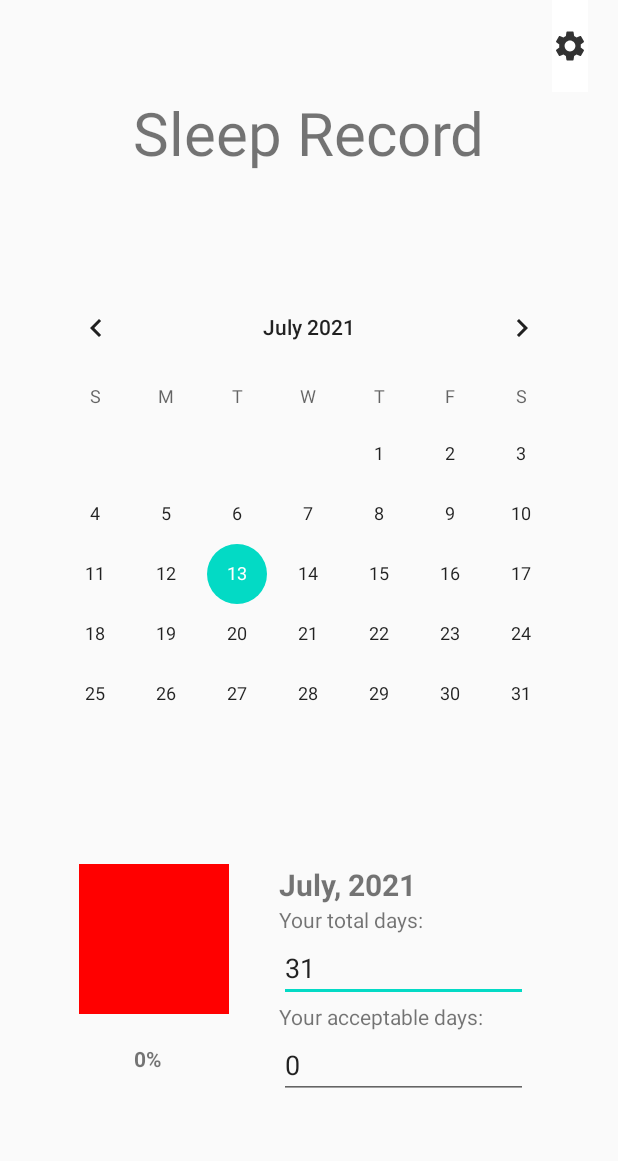
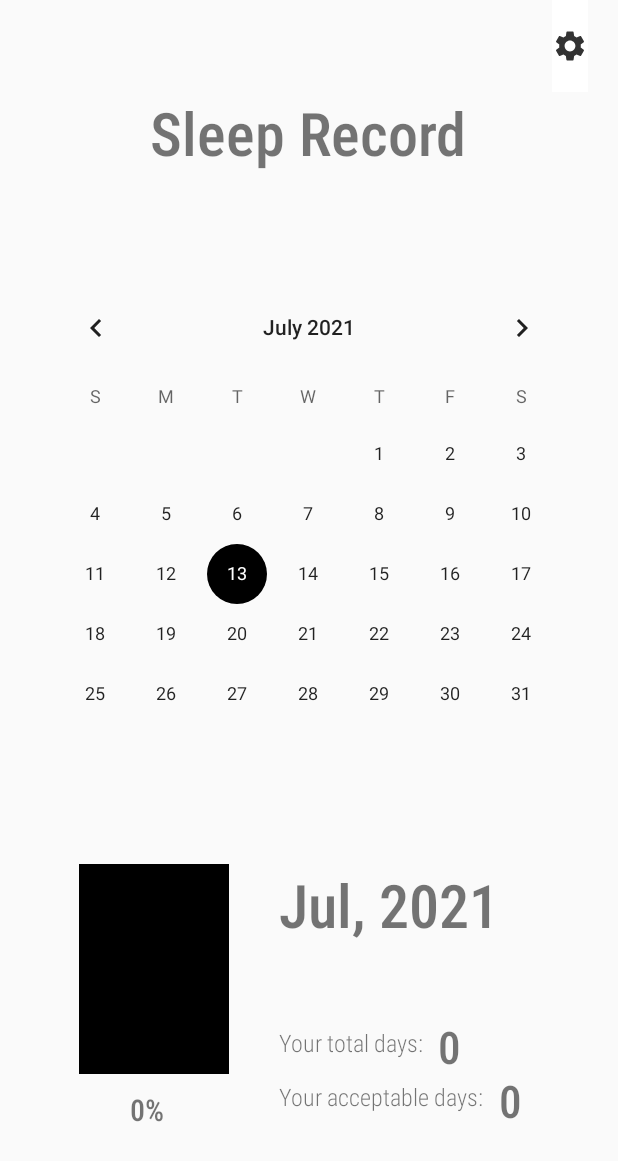
Before and after one commit to iluvyw/CS426-SleepSchedule, an Android app: the CalendarActivity screen opened directly, with no data from a screen before it, on a phone screen of 412 x 824 dp. Shown: the top 1161 px of the screen. Run offline under Robolectric (Android 15) with nearby library versions, the phone set to English and light mode, and no system bars.

Commit message:
Add button setting onClickListener and change the calendar theme to black

```diff
--- a/app/src/main/java/com/example/sleepschedule/CalendarActivity.kt
+++ b/app/src/main/java/com/example/sleepschedule/CalendarActivity.kt
@@ -1,5 +1,6 @@
 package com.example.sleepschedule
 
+import android.content.Intent
 import android.content.IntentSender
 import android.graphics.Color
 import android.os.Bundle
@@ -38,7 +39,8 @@ class CalendarActivity : AppCompatActivity(),setValue,getValue {
         }
 
         ibSetting.setOnClickListener{
-            //Go to setting activity
+            val intent = Intent(this,SetAlarmTime::class.java)
+            startActivity(intent)
         }
 
     }
@@ -100,18 +102,23 @@ class CalendarActivity : AppCompatActivity(),setValue,getValue {
             var date = generateDateKey(i,month,year)
             val timeSleep = getIntList(this, generateInfoKey(date,"timeSleep"))
             val timeGoal = getIntList(this, generateInfoKey(date,"timeGoal"))
-            if (checkAccept(timeSleep,timeGoal)==true){
-                acceptDays += 1
+            if (sumList(timeGoal)>0) {
+                if (checkAccept(timeSleep, timeGoal) == true) {
+                    acceptDays += 1
+                }
+                totalDays += 1
             }
-            totalDays += 1
         }
         tvDateChoose.text = generateChooseDate(month,year)
-        etAcceptDay.setText(acceptDays.toString())
-        etTotalDays.setText(totalDays.toString())
-        val percent = acceptDays*100/totalDays
+        etAcceptDay.text = acceptDays.toString()
+        etTotalDays.text = totalDays.toString()
+        var percent = 0
+        if (totalDays > 0) {
+            percent = acceptDays * 100 / totalDays
+        }
         tvResult.text = percent.toString()+"%"
-        if (totalDays == 0){
-            ivResult.setBackgroundColor(Color.rgb(255,255,255))
+        if (percent == 0){
+            ivResult.setBackgroundColor(Color.rgb(0,0,0))
         }
         else if (percent<50){
             ivResult.setBackgroundColor(Color.rgb(255,0,0)) //red
@@ -127,18 +134,18 @@ class CalendarActivity : AppCompatActivity(),setValue,getValue {
     private fun generateChooseDate(month: Int, year: Int): String {
         var returnString:String
         when (month) {
-            1 -> returnString = "January"
-            2 -> returnString = "February"
-            3 -> returnString = "March"
-            4 -> returnString = "April"
+            1 -> returnString = "Jan"
+            2 -> returnString = "Feb"
+            3 -> returnString = "Mar"
+            4 -> returnString = "Apr"
             5 -> returnString = "May"
-            6 -> returnString = "June"
-            7 -> returnString = "July"
-            8 -> returnString = "August"
-            9 -> returnString = "September"
-            10 -> returnString = "October"
-            11 -> returnString = "November"
-            12 -> returnString = "December"
+            6 -> returnString = "Jun"
+            7 -> returnString = "Jul"
+            8 -> returnString = "Aug"
+            9 -> returnString = "Sep"
+            10 -> returnString = "Oct"
+            11 -> returnString = "Nov"
+            12 -> returnString = "Dec"
             else -> returnString = ""
         }
         return returnString+", "+year.toString()
--- a/app/src/main/res/layout/activity_calendar.xml
+++ b/app/src/main/res/layout/activity_calendar.xml
@@ -23,6 +23,8 @@
         android:textSize="40sp"
         android:text="Sleep Record"
         android:id="@+id/tvTitle"
+        android:textStyle="bold"
+        android:fontFamily="sans-serif-condensed-light"
         android:layout_gravity="center_horizontal"
         android:layout_weight="2"/>
 
@@ -47,18 +49,22 @@
 
             <ImageView
                 android:layout_width="100dp"
-                android:layout_height="100dp"
+                android:layout_height="0dp"
+                android:layout_weight="2"
                 android:layout_gravity="center_horizontal"
                 android:background="@color/black"
-                android:id="@+id/ivResult" />
+                android:id="@+id/ivResult"/>
 
             <TextView
-                android:layout_marginTop="20dp"
+                android:layout_marginTop="10dp"
                 android:layout_width="wrap_content"
                 android:layout_height="wrap_content"
                 android:hint="00%"
+                android:layout_weight="1"
                 android:id="@+id/tvResult"
+                android:textSize="20sp"
                 android:textStyle="bold"
+                android:fontFamily="sans-serif-condensed-light"
                 android:layout_gravity="center_horizontal"/>
 
 
@@ -75,32 +81,60 @@
                 android:layout_width="match_parent"
                 android:layout_height="wrap_content"
                 android:hint="Your total days:"
-                android:textSize="20sp"
+                android:textSize="40sp"
                 android:textStyle="bold"
+                android:fontFamily="sans-serif-condensed-light"
                 android:id="@+id/tvDateChoose"/>
 
-            <TextView
+            <LinearLayout
                 android:layout_width="match_parent"
-                android:layout_height="wrap_content"
-                android:text="Your total days:"/>
+                android:layout_height="36dp"
+                android:orientation="horizontal">
 
-            <EditText
+                <TextView
+                    android:layout_width="wrap_content"
+                    android:layout_height="wrap_content"
+                    android:fontFamily="sans-serif-condensed-light"
+                    android:text="Your total days:"
+                    android:textSize="16sp"
+                    android:layout_gravity="center_vertical"/>
+
+                <TextView
+                    android:layout_width="wrap_content"
+                    android:layout_height="match_parent"
+                    android:fontFamily="sans-serif-condensed-light"
+                    android:id="@+id/etTotalDays"
+                    android:layout_gravity="center_vertical"
+                    android:textStyle="bold"
+                    android:textSize="30sp"
+                    android:layout_marginLeft="10sp"/>
+
+            </LinearLayout>
+
+            <LinearLayout
                 android:layout_width="match_parent"
-                android:layout_height="wrap_content"
-                android:editable="false"
-                android:id="@+id/etTotalDays"/>
+                android:layout_height="36dp"
+                android:orientation="horizontal">
 
-            <TextView
-                android:layout_width="match_parent"
-                android:layout_height="wrap_content"
-                android:text="Your acceptable days:"/>
+                <TextView
+                    android:layout_width="wrap_content"
+                    android:layout_height="wrap_content"
+                    android:fontFamily="sans-serif-condensed-light"
+                    android:text="Your acceptable days:"
+                    android:textSize="16sp"
+                    android:layout_gravity="center_vertical"/>
 
-            <EditText
-                android:layout_width="match_parent"
-                android:layout_height="wrap_content"
-                android:editable="false"
-                android:id="@+id/etAcceptDay"/>
+                <TextView
+                    android:layout_width="wrap_content"
+                    android:layout_height="match_parent"
+                    android:fontFamily="sans-serif-condensed-light"
+                    android:id="@+id/etAcceptDay"
+                    android:textStyle="bold"
+                    android:layout_gravity="center_vertical"
+                    android:textSize="30sp"
+                    android:layout_marginLeft="10sp"/>
 
+            </LinearLayout>
 
         </LinearLayout>
 
--- a/app/src/main/res/values/themes.xml
+++ b/app/src/main/res/values/themes.xml
@@ -4,7 +4,7 @@
         <!-- Primary brand color. -->
         <item name="colorPrimary">@color/purple_500</item>
         <item name="colorPrimaryDark">@color/purple_700</item>
-        <item name="colorAccent">@color/teal_200</item>
+        <item name="colorAccent">@color/black</item>
         <!-- Customize your theme here. -->
     </style>
 </resources>
```
Also changed, not shown: app/src/main/res/layout/pop_up.xml (+5 -8 lines).
